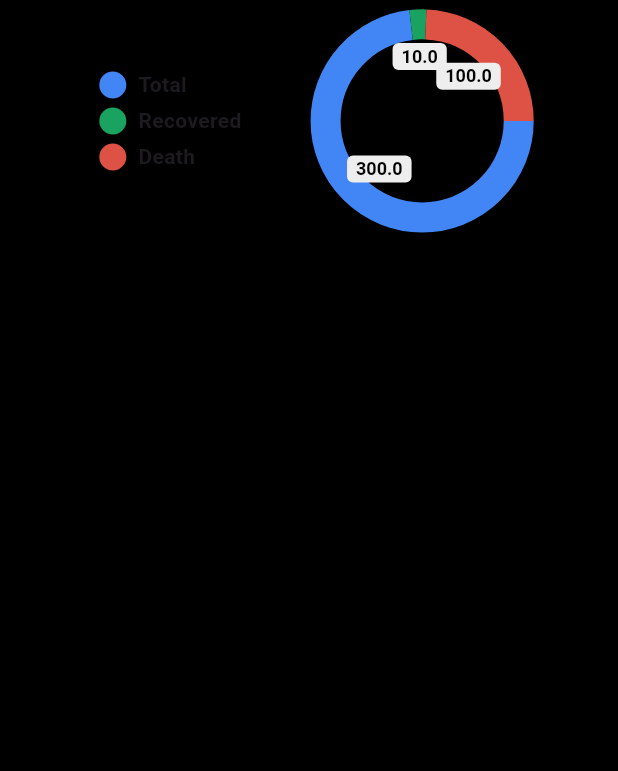
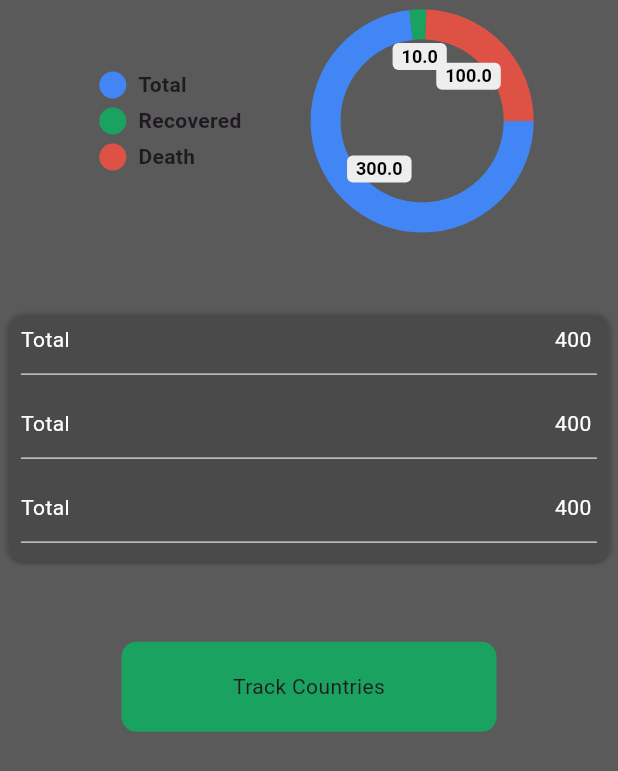
Before and after one commit to muhmubeen1/data_analysis_app, a Flutter app: the screen it shows after launch, on a phone screen of 412 x 824 dp. Shown: the top 771 px of the screen. Run offline on Flutter 3.47's test engine with Material 3 defaults, Android fonts, the phone set to English and light mode, and no system bars; drawn by our look-alikes of pie_chart.

Commit message:
UI of Total Stats

```diff
--- a/data_flow/lib/Vieiw/world_states.dart
+++ b/data_flow/lib/Vieiw/world_states.dart
@@ -31,7 +31,7 @@ class _WorldStatesState extends State<WorldStates>
     return MaterialApp(
       debugShowCheckedModeBanner: false,
       home: Scaffold(
-        backgroundColor: Colors.black,
+        backgroundColor: const Color.fromARGB(255, 90, 90, 90),
         body: SafeArea(
             child: Column(
           children: [
@@ -52,9 +52,71 @@ class _WorldStatesState extends State<WorldStates>
               chartType: ChartType.ring,
               colorList: colorList,
             ),
+            Padding(
+              padding: EdgeInsets.symmetric(
+                  vertical: MediaQuery.of(context).size.height * 0.06),
+              child: Card(
+                color: const Color.fromARGB(53, 105, 104, 104),
+                child: Column(
+                  children: [
+                    ReuseableRow(title: "Total", value: "400"),
+                    ReuseableRow(title: "Total", value: "400"),
+                    ReuseableRow(title: "Total", value: "400"),
+                  ],
+                ),
+              ),
+            ),
+            Container(
+              height: 60,
+              width: 250,
+              decoration: BoxDecoration(
+                  color: Color(0xff1aa260),
+                  borderRadius: BorderRadius.circular(10)),
+              child: Center(
+                child: Text("Track Countries"),
+              ),
+            ),
           ],
         )),
       ),
     );
   }
 }
+
+class ReuseableRow extends StatefulWidget {
+  String title, value;
+  ReuseableRow({Key? key, required this.title, required this.value})
+      : super(key: key);
+  @override
+  State<ReuseableRow> createState() => _ReuseableRowState();
+}
+
+class _ReuseableRowState extends State<ReuseableRow> {
+  @override
+  Widget build(BuildContext context) {
+    return Padding(
+      padding: const EdgeInsets.only(top: 10, right: 10, left: 10, bottom: 5),
+      child: Column(
+        children: [
+          Row(
+            mainAxisAlignment: MainAxisAlignment.spaceBetween,
+            children: [
+              Text(
+                "${widget.title}  ",
+                style: TextStyle(color: Colors.white),
+              ),
+              Text(
+                "${widget.value} ",
+                style: TextStyle(color: Colors.white),
+              ),
+            ],
+          ),
+          SizedBox(
+            height: 5,
+          ),
+          Divider(),
+        ],
+      ),
+    );
+  }
+}
```
